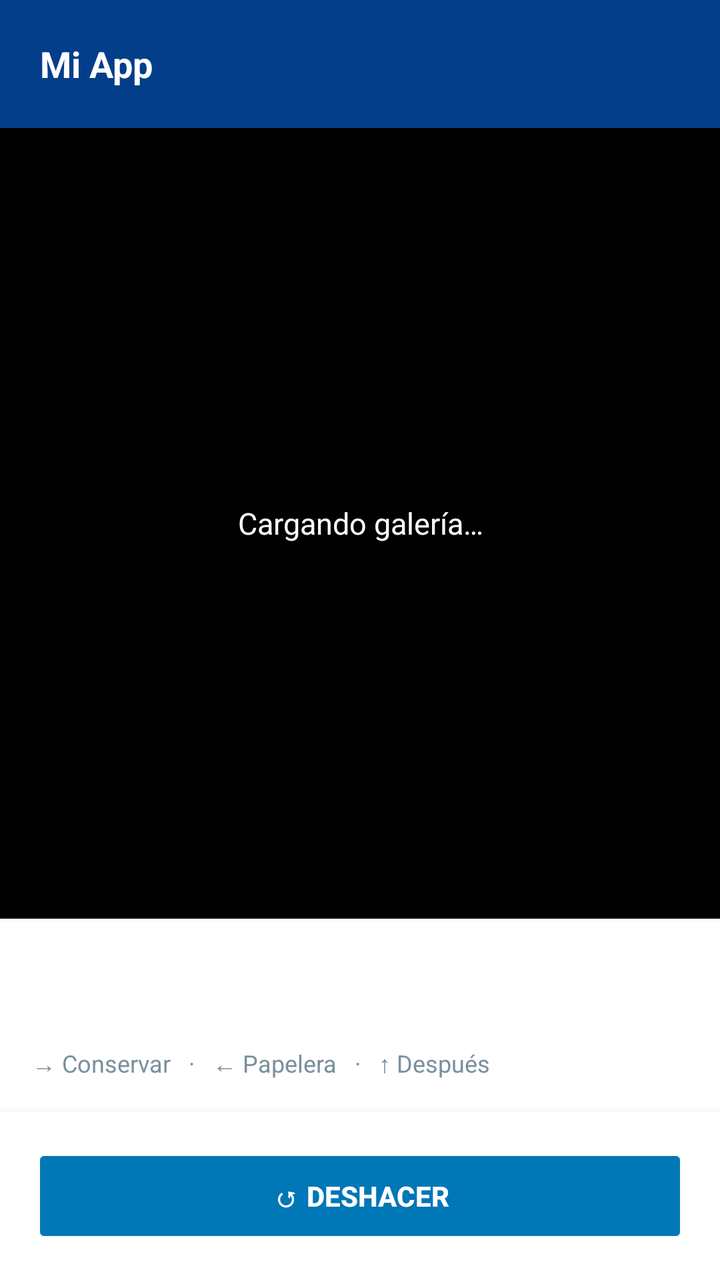
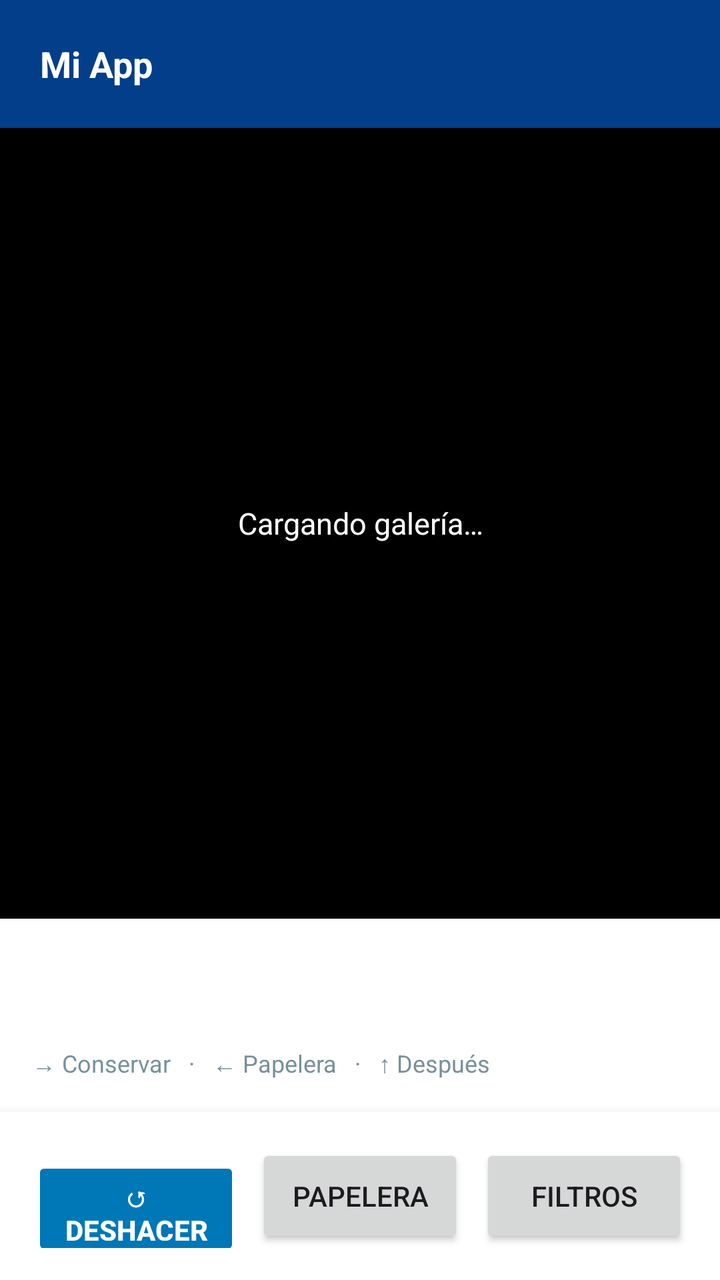

The first picture is an Android layout as it rendered before a commit; the second is the same layout after the commit. The layout source and the unified diff follow.
<!-- AndroidManifest.xml: application theme Theme.LAYOUTS -->
<!-- res/layout/activity_swipe_deck.xml -->
<?xml version="1.0" encoding="utf-8"?>
<LinearLayout xmlns:android="http://schemas.android.com/apk/res/android"
    android:layout_width="match_parent"
    android:layout_height="match_parent"
    android:background="@color/colorBackground"
    android:orientation="vertical">

    <LinearLayout
        android:layout_width="match_parent"
        android:layout_height="64dp"
        android:background="@color/colorPrimary"
        android:gravity="center_vertical"
        android:orientation="horizontal"
        android:paddingStart="20dp"
        android:paddingEnd="20dp">

        <TextView
            android:layout_width="0dp"
            android:layout_height="wrap_content"
            android:layout_weight="1"
            android:text="@string/app_name"
            android:textColor="@color/white"
            android:textSize="18sp"
            android:textStyle="bold" />

        <TextView
            android:id="@+id/textMediaCounter"
            android:layout_width="wrap_content"
            android:layout_height="wrap_content"
            android:text=""
            android:textColor="#CCFFFFFF"
            android:textSize="13sp" />
    </LinearLayout>

    <FrameLayout
        android:layout_width="match_parent"
        android:layout_height="0dp"
        android:layout_weight="1"
        android:background="@color/black">

        <FrameLayout
            android:id="@+id/cardMedia"
            android:layout_width="match_parent"
            android:layout_height="match_parent">

            <ImageView
                android:id="@+id/imageMedia"
                android:layout_width="match_parent"
                android:layout_height="match_parent"
                android:contentDescription="@null"
                android:scaleType="centerInside"
                android:visibility="gone" />

            <TextView
                android:id="@+id/textVideoBadge"
                android:layout_width="wrap_content"
                android:layout_height="wrap_content"
                android:layout_gravity="center"
                android:background="#66000000"
                android:paddingStart="18dp"
                android:paddingTop="10dp"
                android:paddingEnd="18dp"
                android:paddingBottom="10dp"
                android:text="▶ Video"
                android:textColor="@color/white"
                android:textSize="16sp"
                android:textStyle="bold"
                android:visibility="gone" />
        </FrameLayout>

        <TextView
            android:id="@+id/textEmptyState"
            android:layout_width="wrap_content"
            android:layout_height="wrap_content"
            android:layout_gravity="center"
            android:layout_margin="32dp"
            android:gravity="center"
            android:text="Cargando galería…"
            android:textColor="@color/white"
            android:textSize="15sp"
            android:visibility="visible" />
    </FrameLayout>

    <LinearLayout
        android:layout_width="match_parent"
        android:layout_height="wrap_content"
        android:background="@color/colorSurface"
        android:orientation="vertical"
        android:padding="16dp">

        <TextView
            android:id="@+id/textMediaName"
            android:layout_width="match_parent"
            android:layout_height="wrap_content"
            android:ellipsize="middle"
            android:maxLines="1"
            android:text=""
            android:textColor="@color/colorTextPrimary"
            android:textSize="15sp"
            android:textStyle="bold" />

        <TextView
            android:id="@+id/textMediaMeta"
            android:layout_width="match_parent"
            android:layout_height="wrap_content"
            android:layout_marginTop="2dp"
            android:text=""
            android:textColor="@color/colorTextSecondary"
            android:textSize="13sp" />

        <TextView
            android:layout_width="match_parent"
            android:layout_height="wrap_content"
            android:layout_marginTop="8dp"
            android:text="→ Conservar   ·   ← Papelera   ·   ↑ Después"
            android:textColor="@color/colorTextHint"
            android:textSize="12sp" />
    </LinearLayout>

    <LinearLayout
        android:layout_width="match_parent"
        android:layout_height="wrap_content"
        android:background="@color/colorSurface"
        android:elevation="8dp"
        android:padding="16dp">

        <Button
            android:id="@+id/buttonUndo"
            android:layout_width="match_parent"
            android:layout_height="52dp"
            android:backgroundTint="@color/colorPrimaryLight"
            android:enabled="false"
            android:text="↺ Deshacer"
            android:textColor="@color/white"
            android:textStyle="bold" />
    </LinearLayout>

</LinearLayout>
<!-- resources referenced by this layout -->
<resources>
  <color name="black">#FF000000</color>
  <color name="colorBackground">#FFF0F4FF</color>
  <color name="colorPrimary">#FF023e8a</color>
  <color name="colorPrimaryLight">#FF0077b6</color>
  <color name="colorSurface">#FFFFFFFF</color>
  <color name="colorTextHint">#FF78909C</color>
  <color name="colorTextPrimary">#FF011f4b</color>
  <color name="colorTextSecondary">#FF37474F</color>
  <color name="white">#FFFFFFFF</color>
  <string name="app_name">Mi App</string>
  <style name="Theme.LAYOUTS" parent="Base.Theme.LAYOUTS" />
  <style name="Base.Theme.LAYOUTS" parent="Theme.Material3.DayNight.NoActionBar">
          <item name="colorPrimary">@color/colorPrimary</item>
          <item name="colorOnPrimary">@color/white</item>
          <item name="colorPrimaryContainer">@color/colorPrimaryLight</item>
          <item name="colorOnPrimaryContainer">@color/white</item>
          <item name="android:colorBackground">@color/colorBackground</item>
      </style>
</resources>

<!-- the commit's change to res/layout/activity_swipe_deck.xml (unified diff, before → after) -->
@@ -126,13 +126,29 @@
 
         <Button
             android:id="@+id/buttonUndo"
-            android:layout_width="match_parent"
+            android:layout_width="0dp"
             android:layout_height="52dp"
+            android:layout_weight="1"
             android:backgroundTint="@color/colorPrimaryLight"
             android:enabled="false"
             android:text="↺ Deshacer"
             android:textColor="@color/white"
             android:textStyle="bold" />
+        <Button
+            android:id="@+id/buttonTrash"
+            android:layout_width="0dp"
+            android:layout_height="52dp"
+            android:layout_marginStart="8dp"
+            android:layout_weight="1"
+            android:text="Papelera" />
+
+        <Button
+            android:id="@+id/buttonFilters"
+            android:layout_width="0dp"
+            android:layout_height="52dp"
+            android:layout_marginStart="8dp"
+            android:layout_weight="1"
+            android:text="Filtros" />
     </LinearLayout>
 
 </LinearLayout>
